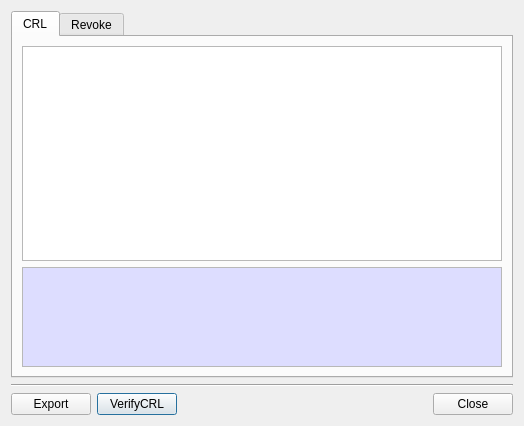
First picture: the form in CertMan/crl_info_dlg.ui, repository jykim74/CertMan, before the edit.
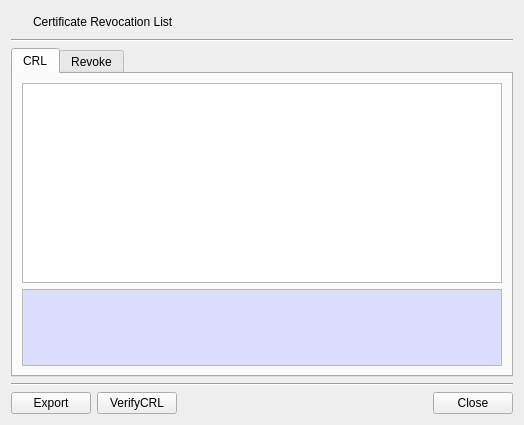
Second picture: the form after the edit. The open tabs and pages were chosen to show the change. Icons and pictures are not drawn.

What changed in the file:
```diff
--- a/CertMan/crl_info_dlg.ui
+++ b/CertMan/crl_info_dlg.ui
@@ -7,13 +7,73 @@
     <x>0</x>
     <y>0</y>
     <width>524</width>
-    <height>426</height>
+    <height>425</height>
    </rect>
   </property>
   <property name="windowTitle">
    <string>CRL information</string>
   </property>
   <layout class="QVBoxLayout" name="verticalLayout_3">
+   <item>
+    <layout class="QGridLayout" name="gridLayout">
+     <property name="topMargin">
+      <number>0</number>
+     </property>
+     <item row="0" column="0">
+      <widget class="QPushButton" name="pushButton">
+       <property name="minimumSize">
+        <size>
+         <width>16</width>
+         <height>0</height>
+        </size>
+       </property>
+       <property name="maximumSize">
+        <size>
+         <width>16</width>
+         <height>16777215</height>
+        </size>
+       </property>
+       <property name="text">
+        <string/>
+       </property>
+       <property name="icon">
+        <iconset resource="certman.qrc">
+         <normaloff>:/images/crl.png</normaloff>:/images/crl.png</iconset>
+       </property>
+       <property name="flat">
+        <bool>true</bool>
+       </property>
+      </widget>
+     </item>
+     <item row="0" column="1">
+      <widget class="QLabel" name="label">
+       <property name="text">
+        <string>Certificate Revocation List</string>
+       </property>
+      </widget>
+     </item>
+     <item row="0" column="2">
+      <spacer name="horizontalSpacer_2">
+       <property name="orientation">
+        <enum>Qt::Horizontal</enum>
+       </property>
+       <property name="sizeHint" stdset="0">
+        <size>
+         <width>40</width>
+         <height>20</height>
+        </size>
+       </property>
+      </spacer>
+     </item>
+    </layout>
+   </item>
+   <item>
+    <widget class="Line" name="line_2">
+     <property name="orientation">
+      <enum>Qt::Horizontal</enum>
+     </property>
+    </widget>
+   </item>
    <item>
     <widget class="QTabWidget" name="tabWidget">
      <property name="minimumSize">
```
Left out of the diff: 6 changed lines with no effect on the pictures.
